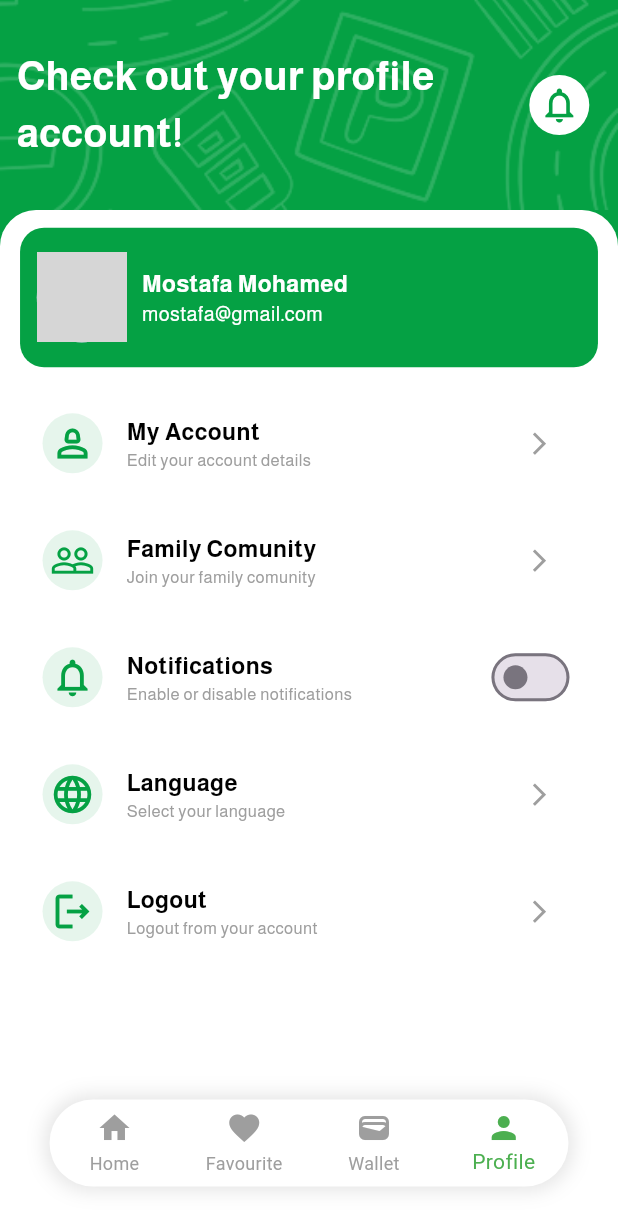
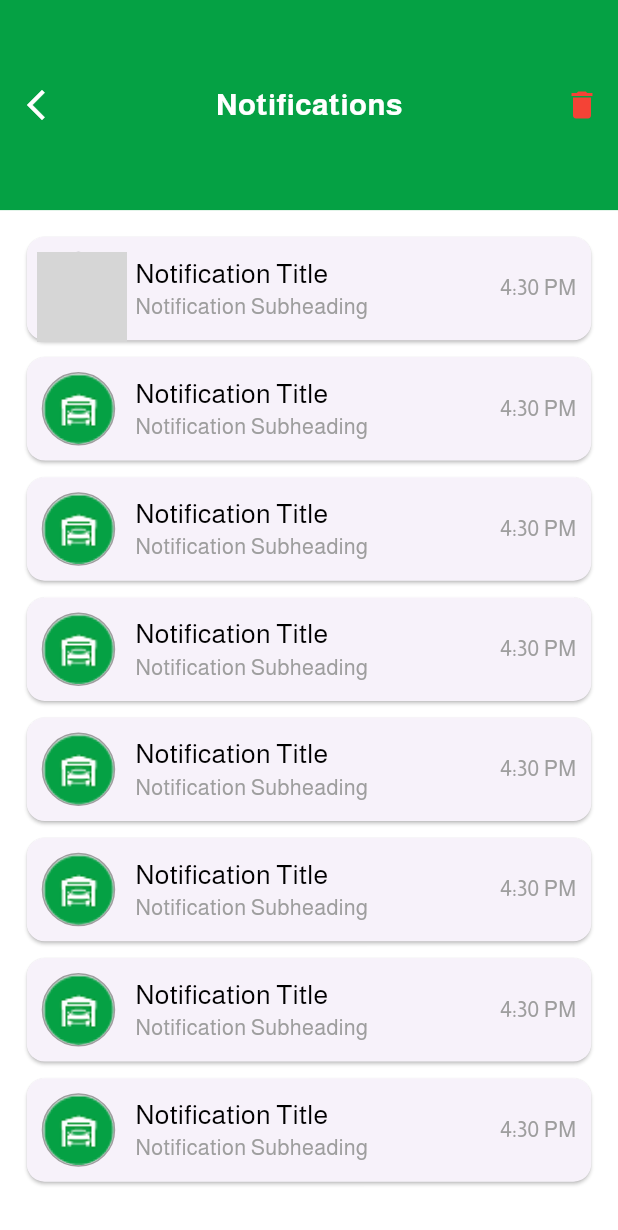
Before and after one commit to mostafa9011/Parky, a Flutter app: the screen it shows after launch, item 4 of the bottom bar chosen, after a tap on the "notifications none" icon, on a phone screen of 412 x 824 dp. Shown: the top 1230 px of the screen. Run offline on Flutter 3.47's test engine with Material 3 defaults, Android fonts, the light colour scheme and no system bars; drawn by our look-alikes of flutter_slidable; our stand-ins replace animated_custom_dropdown, bloc, cached_network_image, dartz, device_info_plus, dio and 21 more; accounts and stored records are empty; network calls fail; statements that could not run were skipped; grey boxes are pictures that could not be loaded.

Commit message:
create notifications screen

```diff
--- a/lib/config/routes/page_name.dart
+++ b/lib/config/routes/page_name.dart
@@ -9,4 +9,5 @@ class PageName {
   static const String layoutScreen = '/layoutScreen';
   static const String addCardScreen = '/addCardScreen';
   static const String myAccountScreen = '/myAccountScreen';
+  static const String notificationsScreen ='/notificationsScreen';
 }
--- a/lib/config/routes/route_manager.dart
+++ b/lib/config/routes/route_manager.dart
@@ -8,6 +8,7 @@ import 'package:parky/features/wallet/presentation/pages/add_card_screen.dart';
 import '../../features/auth/presentation/pages/otp_screen.dart';
 import '../../features/auth/presentation/pages/sign_up_screen.dart';
 import '../../features/layout/presentation/pages/layout_screen.dart';
+import '../../features/notifications/presentation/pages/notifications_screen.dart';
 import '../../features/on_boarding/presentation/pages/on_boarding_screen1.dart';
 import '../../features/on_boarding/presentation/pages/on_boarding_screen2.dart';
 import '../../features/profile/presentation/pages/my_account_screen.dart';
@@ -79,6 +80,12 @@ class RouteManager {
           settings: routeSettings,
         );
 
+      case PageName.notificationsScreen:
+        return _getPageTransition(
+          const NotificationsScreen(),
+          settings: routeSettings,
+        );
+
       default:
         return MaterialPageRoute(
           builder: (context) => Scaffold(
--- a/lib/config/themes/assets_manager.dart
+++ b/lib/config/themes/assets_manager.dart
@@ -21,6 +21,7 @@ class AssetsManager {
   static const String upload = '${_svgPath}upload.svg';
   static const String enFlag = '${_svgPath}en_flag.svg';
   static const String arFlag = '${_svgPath}ar_flag.svg';
+  static const String noNotifications ='${_svgPath}no_notifications.svg';
 
   /// Icons
 
--- a/lib/features/layout/presentation/pages/layout_screen.dart
+++ b/lib/features/layout/presentation/pages/layout_screen.dart
@@ -1,5 +1,6 @@
 import 'package:flutter/material.dart';
 import 'package:flutter_screenutil/flutter_screenutil.dart';
+import 'package:parky/config/routes/page_name.dart';
 import 'package:parky/config/themes/color_manager.dart';
 import 'package:parky/features/favorite/presentation/pages/favorite_screen.dart';
 import 'package:parky/features/wallet/presentation/pages/wallet_screen.dart';
@@ -17,7 +18,6 @@ class LayoutScreen extends StatefulWidget {
 }
 
 class _LayoutScreenState extends State<LayoutScreen> {
-
   @override
   void initState() {
     super.initState();
@@ -48,11 +48,11 @@ class _LayoutScreenState extends State<LayoutScreen> {
           SizedBox(
             height: 0.17.sh,
             width: double.infinity,
-            child:  Stack(
-            alignment: Alignment.center,
+            child: Stack(
+              alignment: Alignment.center,
               children: [
                 Image.asset(
-                   AssetsManager.onBoardingBg,
+                  AssetsManager.onBoardingBg,
                   color: Colors.white,
                   width: double.infinity,
                   fit: BoxFit.cover,
@@ -73,7 +73,12 @@ class _LayoutScreenState extends State<LayoutScreen> {
                       ),
                       // SizedBox(width: 10.w),
                       IconButton(
-                        onPressed: () {},
+                        onPressed: () {
+                          Navigator.pushNamed(
+                            context,
+                            PageName.notificationsScreen,
+                          );
+                        },
                         icon: CircleAvatar(
                           backgroundColor: Colors.white,
                           child: Icon(
@@ -86,7 +91,6 @@ class _LayoutScreenState extends State<LayoutScreen> {
                     ],
                   ),
                 ),
-
               ],
             ),
           ),
--- /dev/null
+++ b/lib/features/notifications/presentation/cubit/notifications_cubit.dart
@@ -0,0 +1,8 @@
+
+import 'package:flutter_bloc/flutter_bloc.dart';
+
+part 'notifications_state.dart';
+
+class NotificationsCubit extends Cubit<NotificationsState> {
+  NotificationsCubit() : super(NotificationsInitial());
+}
--- /dev/null
+++ b/lib/features/notifications/presentation/cubit/notifications_state.dart
@@ -0,0 +1,5 @@
+part of 'notifications_cubit.dart';
+
+abstract class NotificationsState {}
+
+class NotificationsInitial extends NotificationsState {}
--- /dev/null
+++ b/lib/features/notifications/presentation/pages/notifications_screen.dart
@@ -0,0 +1,108 @@
+import 'package:flutter/material.dart';
+import 'package:flutter_screenutil/flutter_screenutil.dart';
+import 'package:parky/config/themes/color_manager.dart';
+import 'package:parky/config/themes/text_style.dart';
+import 'package:parky/core/utils/widgets/custom_alert_dialog.dart';
+import 'package:parky/core/utils/widgets/custom_elevated_button.dart';
+import 'package:parky/core/utils/widgets/custom_text.dart';
+
+import '../widgets/notification_item.dart';
+
+class NotificationsScreen extends StatelessWidget {
+  const NotificationsScreen({super.key});
+
+  @override
+  Widget build(BuildContext context) {
+    return Scaffold(
+      backgroundColor: ColorManager.primaryColor,
+      body: Column(
+        children: [
+          // app bar
+          SizedBox(
+            height: 0.17.sh,
+            child: Row(
+              children: [
+                IconButton(
+                  onPressed: () {
+                    Navigator.pop(context);
+                  },
+                  icon: const Icon(
+                    Icons.arrow_back_ios_new,
+                    color: Colors.white,
+                  ),
+                ),
+                const Spacer(),
+                CustomText(
+                  text: "Notifications",
+                  style: getBoldStyle(fontSize: 18, color: Colors.white),
+                ),
+                const Spacer(),
+                IconButton(
+                  onPressed: () {
+                    // dilog
+                    showCustomAlertDialog(
+                      context: context,
+                      title: "Delete All Notifications",
+                      content: Column(
+                        children: [
+                          const Text("Are you sure you want to delete?"),
+                          SizedBox(
+                            height: 10.w,
+                          ),
+                          SizedBox(
+                            height: 40.h,
+                            width: double.infinity,
+                            child: Row(
+                              children: [
+                                Expanded(
+                                  child: CustomElevatedButton(
+                                    onPressed: () {
+                                      Navigator.pop(context);
+                                    },
+                                    text: 'cancle',
+                                  ),
+                                ),
+                                const SizedBox(width: 10),
+                                Expanded(
+                                  child: CustomElevatedButton(
+                                    onPressed: () {},
+                                    text: 'delete',
+                                    backgroundColor: Colors.red,
+                                    borderColor: Colors.red,
+                                  ),
+                                ),
+                              ],
+                            ),
+                          ),
+                        ],
+                      ),
+                    );
+                  },
+                  icon: const Icon(
+                    Icons.delete,
+                    color: Colors.red,
+                  ),
+                ),
+              ],
+            ),
+          ),
+          Expanded(
+            child: Container(
+              width: double.infinity,
+              color: Colors.white,
+              padding: EdgeInsets.all(16.r),
+              // child: NoNotificationsWidget(),
+              child: ListView.builder(
+                itemBuilder: (context, index) {
+                  return const NotificationItem();
+                },
+                itemCount: 8,
+                padding: EdgeInsets.zero,
+              ),
+            ),
+          ),
+        ],
+      ),
+    );
+  }
+}
--- /dev/null
+++ b/lib/features/notifications/presentation/widgets/notification_item.dart
@@ -0,0 +1,74 @@
+import 'package:flutter/material.dart';
+import 'package:flutter_screenutil/flutter_screenutil.dart';
+import 'package:flutter_slidable/flutter_slidable.dart';
+import 'package:parky/config/themes/assets_manager.dart';
+import 'package:parky/core/utils/widgets/circular_image.dart';
+
+import '../../../../config/themes/text_style.dart';
+
+class NotificationItem extends StatelessWidget {
+  const NotificationItem({super.key});
+
+  @override
+  Widget build(BuildContext context) {
+    return Slidable(
+      endActionPane: ActionPane(
+        motion: const ScrollMotion(),
+        extentRatio: 0.3,
+
+        children: [
+          SlidableAction(
+            onPressed: (context) {},
+            // backgroundColor: Colors.grey,
+            foregroundColor: Colors.red,
+            icon: Icons.delete,
+            label: 'Delete',
+            borderRadius: BorderRadius.circular(14),
+          ),
+        ],
+      ),
+      child: Card(
+        margin: EdgeInsets.only(bottom: 10.w),
+        child: Container(
+          padding: const EdgeInsets.all(10),
+          child: Row(
+            children: [
+              const CircularImage(
+                assetsImage: AssetsManager.parkingIcon,
+                radius: 22,
+              ),
+              SizedBox(width: 12.w),
+              Column(
+                crossAxisAlignment: CrossAxisAlignment.start,
+                children: [
+                  Text(
+                    "Notification Title",
+                    style: getRegularStyle(
+                      fontSize: 16,
+                      color: Colors.black,
+                    ),
+                  ),
+                  Text(
+                    "Notification Subheading",
+                    style: getRegularStyle(
+                      fontSize: 13,
+                      color: Colors.grey,
+                    ),
+                  ),
+                ],
+              ),
+              const Spacer(),
+              Text(
+                "4:30 PM",
+                style: getRegularStyle(
+                  fontSize: 13,
+                  color: Colors.grey,
+                ),
+              ),
+            ],
+          ),
+        ),
+      ),
+    );
+  }
+}
--- a/lib/features/wallet/presentation/pages/wallet_screen.dart
+++ b/lib/features/wallet/presentation/pages/wallet_screen.dart
@@ -144,6 +144,7 @@ class WalletScreen extends StatelessWidget {
           // قائمة العمليات
           Expanded(
             child: ListView(
+              padding: EdgeInsets.zero,
               children: const [
                 TransactionItem(
                     title: "Added Money",
--- a/pubspec.yaml
+++ b/pubspec.yaml
@@ -39,6 +39,7 @@ dependencies:
   pinput: ^5.0.1
   pretty_dio_logger: ^1.3.1
   shared_preferences: ^2.2.3
+  flutter_slidable: ^4.0.0
 
 dev_dependencies:
   flutter_lints: ^3.0.0
```
Also changed, not shown: lib/features/notifications/presentation/widgets/no_notifications_widget.dart (added, +40 -0 lines), assets/svg/no_notifications.svg (added), pubspec.lock.
